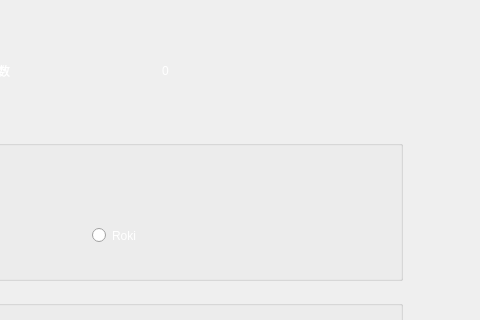
This is gamepara.ui in SheepOrnot/BoomMan as Qt 5 draws it before an edit; both pictures show x 568 to 1048 and y 0 to 320 of the 1048 by 748 pixel window. The edited form follows.
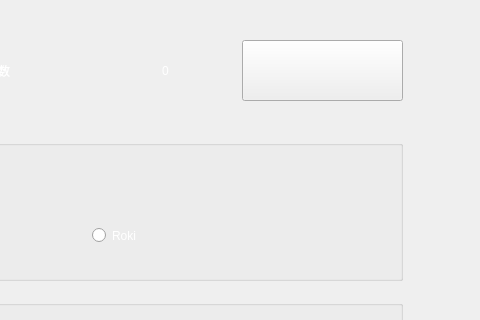
This is the edited form. Icons and pictures are not drawn.

Patch:
```diff
--- a/gamepara.ui
+++ b/gamepara.ui
@@ -389,6 +389,22 @@
     <string>0</string>
    </property>
   </widget>
+  <widget class="QPushButton" name="back">
+   <property name="geometry">
+    <rect>
+     <x>810</x>
+     <y>40</y>
+     <width>161</width>
+     <height>61</height>
+    </rect>
+   </property>
+   <property name="styleSheet">
+    <string notr="true">border-image: url(:/button/res/button/back.png);</string>
+   </property>
+   <property name="text">
+    <string/>
+   </property>
+  </widget>
  </widget>
  <resources/>
  <connections/>
```
